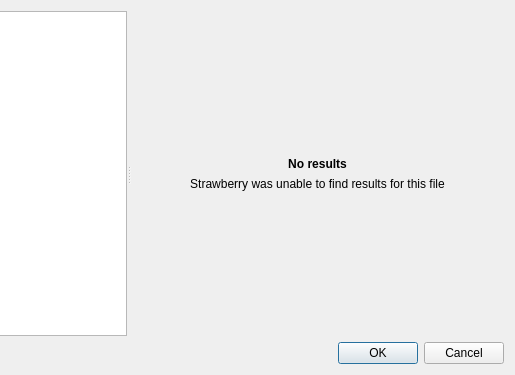
Old version of the form src/dialogs/trackselectiondialog.ui in the repository goshitsarch-eng/Orange; both pictures show x 258 to 773 and y 0 to 375 of the 773 by 375 pixel window.
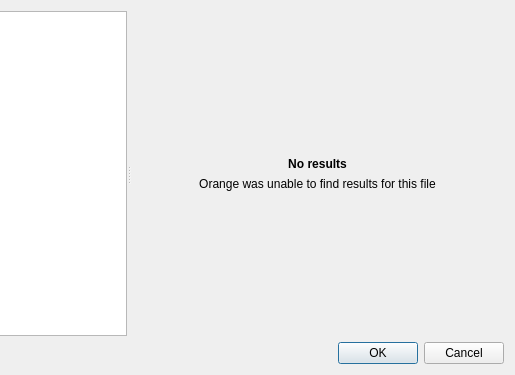
New version of the form. Icons and pictures are not drawn. Custom widgets are drawn as their Qt base class.

Commit message: Rename the fork to Orange and follow the KDE look and feel

What changed in the file:
```diff
--- a/src/dialogs/trackselectiondialog.ui
+++ b/src/dialogs/trackselectiondialog.ui
@@ -135,7 +135,7 @@
         <item>
          <widget class="QLabel" name="label_error_text">
           <property name="text">
-           <string>Strawberry was unable to find results for this file</string>
+           <string>Orange was unable to find results for this file</string>
           </property>
           <property name="textFormat">
            <enum>Qt::PlainText</enum>
```
The commit also changes 53 other files.
